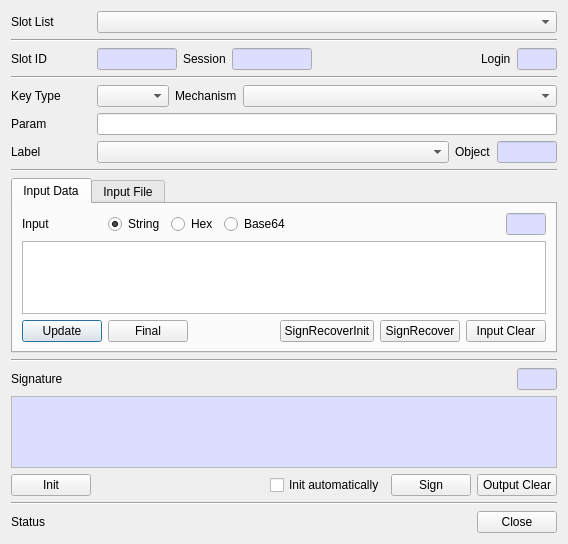
This is CryptokiMan/sign_dlg.ui in jykim74/CryptokiMan as Qt 5 draws it before an edit. The edited form follows.
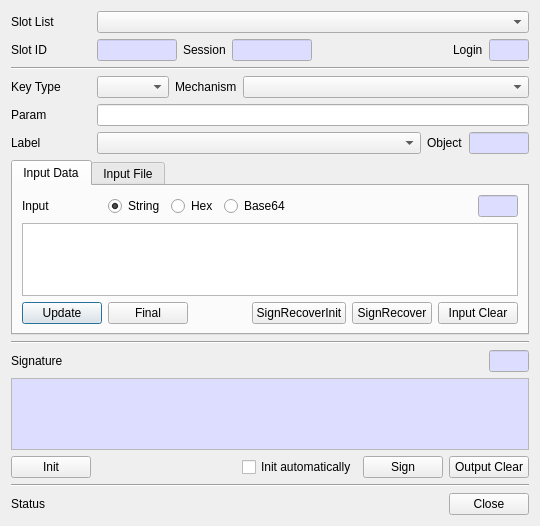
This is the edited form. The open tabs and pages were chosen to show the change.

```diff
--- a/CryptokiMan/sign_dlg.ui
+++ b/CryptokiMan/sign_dlg.ui
@@ -6,8 +6,8 @@
    <rect>
     <x>0</x>
     <y>0</y>
-    <width>568</width>
-    <height>544</height>
+    <width>540</width>
+    <height>526</height>
    </rect>
   </property>
   <property name="windowTitle">
@@ -44,13 +44,6 @@
      </item>
     </layout>
    </item>
-   <item>
-    <widget class="Line" name="line">
-     <property name="orientation">
-      <enum>Qt::Horizontal</enum>
-     </property>
-    </widget>
-   </item>
    <item>
     <layout class="QHBoxLayout" name="horizontalLayout">
      <property name="bottomMargin">
@@ -424,13 +417,6 @@
      </item>
     </layout>
    </item>
-   <item>
-    <widget class="Line" name="line_3">
-     <property name="orientation">
-      <enum>Qt::Horizontal</enum>
-     </property>
-    </widget>
-   </item>
    <item>
     <widget class="QTabWidget" name="mInputTab">
      <property name="currentIndex">
```
Left out of the diff: 2 changed lines with no effect on the pictures.
